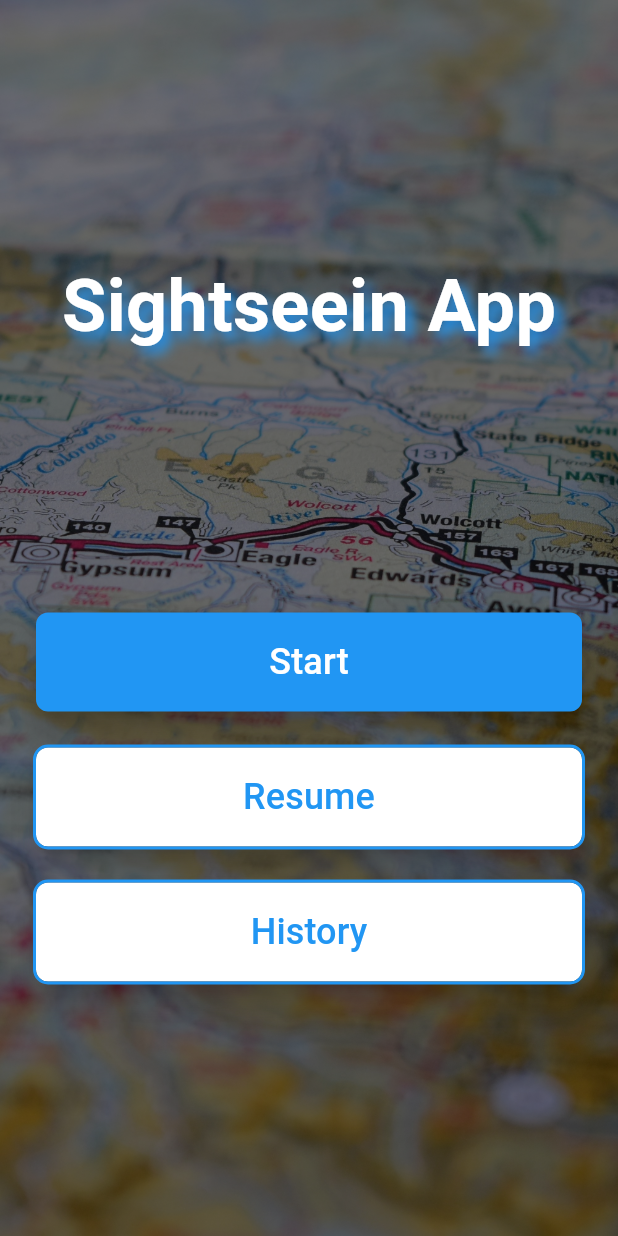
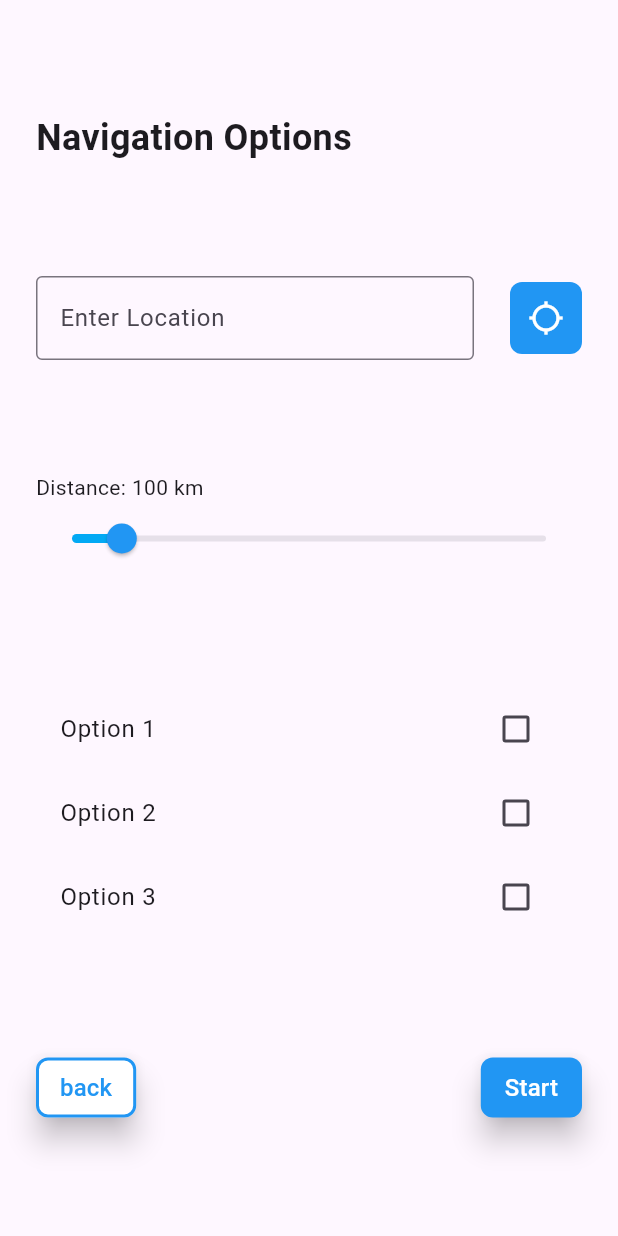
Before and after one commit to FelixAlexK/Sightseeing-App, a Flutter app: the screen it shows after launch, after a tap on "Start", on a phone screen of 412 x 824 dp. Run offline on Flutter 3.47's test engine with Material 3 defaults, Android fonts, the light colour scheme and no system bars; our stand-ins replace flutter_compass, geocoding, geolocator, permission_handler.

Commit message:
Feature/options page (#7)
* feat: add options page for navigation settings

* feat: update main app structure and enhance start page layout

* feat: refactor start page layout and integrate options navigation

* refactor: remove unused import from start page

* feat: enhance options page with location permission handling and address formatting

```diff
--- a/sightseeing_app/lib/main.dart
+++ b/sightseeing_app/lib/main.dart
@@ -2,4 +2,7 @@ import 'package:flutter/material.dart';
 
 import 'pages/start_page.dart';
 
-void main() => runApp(StartPage());
+void main() => runApp(MaterialApp(
+      title: 'Sighseeing App',
+      home: StartPage(),
+    ));
--- /dev/null
+++ b/sightseeing_app/lib/pages/options_page.dart
@@ -0,0 +1,334 @@
+import 'dart:async';
+
+import 'package:flutter/material.dart';
+import 'package:geolocator/geolocator.dart';
+import 'package:sightseeing_app/pages/main_page.dart';
+import 'package:sightseeing_app/pages/start_page.dart';
+import 'package:geocoding/geocoding.dart';
+import 'package:permission_handler/permission_handler.dart';
+
+class OptionsPage extends StatefulWidget {
+  const OptionsPage({super.key});
+
+  @override
+  _OptionsPageState createState() => _OptionsPageState();
+}
+
+class _OptionsPageState extends State<OptionsPage> {
+  final TextEditingController _locationController = TextEditingController();
+  double sliderValue = 100.0;
+  bool checkbox1 = false;
+  bool checkbox2 = false;
+  bool checkbox3 = false;
+  double lat = 0.0;
+  double lng = 0.0;
+  String? _currentAddress;
+  bool _loadingAddress = false;
+
+  @override
+  void dispose() {
+    // Dispose of the controller when the widget is disposed
+    _locationController.dispose();
+    super.dispose();
+  }
+
+  Timer? _debounce;
+
+  void _onSliderChanged(double value) {
+    if (_debounce?.isActive ?? false) _debounce!.cancel();
+    _debounce = Timer(const Duration(milliseconds: 300), () {
+      setState(() {
+        sliderValue = value.roundToDouble();
+      });
+    });
+  }
+
+  String _formatAddress(Placemark place) {
+    final locality = place.locality?.isNotEmpty == true
+        ? place.locality
+        : place.subLocality ?? 'Unknown locality';
+    return '${place.street ?? 'Unknown street'}, $locality, ${place.country ?? 'Unknown country'}';
+  }
+
+  Future<void> _updateCurrentLocationAndAddress() async {
+    try {
+      if (_currentAddress != null && _currentAddress!.isNotEmpty) {
+        _currentAddress = '';
+        return;
+      }
+      _loadingAddress = true;
+
+      // Step 1: Request location permission
+      if (!await _requestLocationPermission()) return;
+
+      // Step 2: Fetch current location
+      final Position? position = await _fetchCurrentPosition();
+      if (position == null) return;
+
+      // Step 3: Reverse geocode to get address
+      await _fetchAddressFromCoordinates(position.latitude, position.longitude);
+    } catch (e) {
+      debugPrint("Error updating location or address: $e");
+      setState(() {
+        _currentAddress = "Error retrieving location.";
+      });
+    } finally {
+      _loadingAddress = false;
+    }
+  }
+
+  // Request location permission
+  Future<bool> _requestLocationPermission() async {
+    PermissionStatus permissionStatus = await Permission.location.request();
+    if (permissionStatus != PermissionStatus.granted) {
+      setState(() {
+        _currentAddress = "Location permission denied.";
+      });
+      _loadingAddress = false;
+      return false;
+    }
+    return true;
+  }
+
+  // Fetch the current position
+  Future<Position?> _fetchCurrentPosition() async {
+    try {
+      final Position position = await Geolocator.getCurrentPosition(
+        locationSettings:
+            LocationSettings(accuracy: LocationAccuracy.bestForNavigation),
+      ).timeout(const Duration(seconds: 10), onTimeout: () {
+        throw TimeoutException('Fetching location timed out.');
+      });
+      setState(() {
+        lat = position.latitude;
+        lng = position.longitude;
+      });
+      return position;
+    } catch (e) {
+      debugPrint('Error fetching location: $e');
+      setState(() {
+        _currentAddress = "Error: Location retrieval failed.";
+      });
+      return null;
+    }
+  }
+
+  // Reverse geocode to fetch address
+  Future<void> _fetchAddressFromCoordinates(
+      double latitude, double longitude) async {
+    try {
+      final List<Placemark> placemarks = await placemarkFromCoordinates(
+        latitude,
+        longitude,
+      ).timeout(const Duration(seconds: 5), onTimeout: () {
+        throw TimeoutException('Reverse geocoding timed out.');
+      });
+
+      if (placemarks.isNotEmpty) {
+        final Placemark place = placemarks[0];
+        setState(() {
+          _currentAddress =
+              _formatAddress(place); // Format the address for display
+        });
+      } else {
+        setState(() {
+          _currentAddress = "Address not found.";
+        });
+      }
+    } catch (e) {
+      debugPrint('Error fetching address: $e');
+      setState(() {
+        _currentAddress = "Error: Address retrieval failed.";
+      });
+    }
+  }
+
+  @override
+  Widget build(BuildContext context) {
+    return Scaffold(
+      body: Padding(
+        padding: const EdgeInsets.symmetric(horizontal: 24),
+        child: Column(
+          mainAxisAlignment: MainAxisAlignment.spaceEvenly,
+          children: [
+            Row(
+              children: [
+                Text(
+                  'Navigation Options',
+                  style: TextStyle(fontSize: 24, fontWeight: FontWeight.bold),
+                )
+              ],
+            ),
+            Row(
+              mainAxisAlignment: MainAxisAlignment.spaceBetween,
+              children: [
+                Expanded(
+                  child: TextField(
+                    // Bind controller
+                    controller: _locationController,
+                    keyboardType: TextInputType.text,
+                    textInputAction: TextInputAction.done,
+                    decoration: const InputDecoration(
+                      labelText: 'Enter Location',
+                      border: OutlineInputBorder(),
+                      focusedBorder: OutlineInputBorder(
+                          borderSide: BorderSide(color: Colors.blue)),
+                    ),
+                  ),
+                ),
+                SizedBox(
+                  width: 24,
+                ),
+                IconButton(
+                  style: IconButton.styleFrom(
+                    backgroundColor:
+                        _loadingAddress ? Colors.grey : Colors.blue,
+                    elevation: 8,
+                    padding: EdgeInsets.all(12),
+                    shape: RoundedRectangleBorder(
+                      borderRadius: BorderRadius.circular(8),
+                    ),
+                    disabledBackgroundColor: Colors.grey,
+                  ),
+                  onPressed: _loadingAddress
+                      ? null // Disable the button while loading
+                      : () async {
+                          FocusScope.of(context).unfocus();
+                          setState(() {
+                            _loadingAddress = true;
+                          });
+                          await _updateCurrentLocationAndAddress();
+                          setState(() {
+                            _locationController.text =
+                                _currentAddress ?? 'Unable to fetch address';
+                          });
+                        },
+                  icon: _loadingAddress
+                      ? SizedBox(
+                          width: 24,
+                          height: 24,
+                          child: CircularProgressIndicator(
+                            color: Colors.white,
+                            strokeWidth: 2,
+                          ),
+                        )
+                      : _currentAddress?.isNotEmpty == true
+                          ? Icon(
+                              Icons.my_location_outlined,
+                              color: Colors.white,
+                            )
+                          : Icon(
+                              Icons.location_searching,
+                              color: Colors.white,
+                            ),
+                ),
+              ],
+            ),
+            Column(
+              children: [
+                Row(
+                  mainAxisAlignment: MainAxisAlignment.start,
+                  children: [
+                    Text('Distance: ${sliderValue.round()} km'),
+                  ],
+                ),
+                Slider(
+                    value: sliderValue,
+                    label: '${sliderValue.round().toString()} km',
+                    min: 0,
+                    max: 1000,
+                    divisions: 200,
+                    thumbColor: Colors.blue,
+                    activeColor: Colors.lightBlue,
+                    onChanged: _onSliderChanged)
+              ],
+            ),
+            Column(
+              children: [
+                CheckboxListTile(
+                  title: const Text('Option 1'),
+                  value: checkbox1,
+                  onChanged: (value) {
+                    setState(() {
+                      checkbox1 = value!;
+                    });
+                  },
+                  checkColor: Colors.white,
+                  activeColor: Colors.blue,
+                ),
+                CheckboxListTile(
+                  title: const Text('Option 2'),
+                  value: checkbox2,
+                  onChanged: (value) {
+                    setState(() {
+                      checkbox2 = value!;
+                    });
+                  },
+                  checkColor: Colors.white,
+                  activeColor: Colors.blue,
+                ),
+                CheckboxListTile(
+                  title: const Text('Option 3'),
+                  value: checkbox3,
+                  onChanged: (value) {
+                    setState(() {
+                      checkbox3 = value!;
+                    });
+                  },
+                  checkColor: Colors.white,
+                  activeColor: Colors.blue,
+                ),
+              ],
+            ),
+            Row(
+              mainAxisAlignment: MainAxisAlignment.spaceBetween,
+              children: [
+                ElevatedButton(
+                    onPressed: () => Navigator.push(context,
+                        MaterialPageRoute(builder: (context) => StartPage())),
+                    style: TextButton.styleFrom(
+                      backgroundColor: Colors.white,
+                      side: BorderSide(
+                          color: Colors.blue,
+                          width: 2,
+                          strokeAlign: BorderSide.strokeAlignInside),
+                      elevation: 8,
+                      padding:
+                          EdgeInsets.symmetric(horizontal: 16, vertical: 8),
+                      shape: RoundedRectangleBorder(
+                        borderRadius: BorderRadius.circular(8),
+                      ),
+                      disabledBackgroundColor: Colors.grey,
+                    ),
+                    child: Text(
+                      'back',
+                      style: TextStyle(color: Colors.blue, fontSize: 16),
+                    )),
+                ElevatedButton(
+                    onPressed: () => {
+                          Navigator.push(
+                              context,
+                              MaterialPageRoute(
+                                  builder: (context) => MainPage()))
+                        },
+                    style: TextButton.styleFrom(
+                      backgroundColor: Colors.blue,
+                      elevation: 8,
+                      padding:
+                          EdgeInsets.symmetric(vertical: 8, horizontal: 16),
+                      shape: RoundedRectangleBorder(
+                          borderRadius: BorderRadius.circular(8)),
+                      disabledBackgroundColor: Colors.grey,
+                    ),
+                    child: Text(
+                      'Start',
+                      style: TextStyle(color: Colors.white, fontSize: 16),
+                    ))
+              ],
+            )
+          ],
+        ),
+      ),
+    );
+  }
+}
--- a/sightseeing_app/lib/pages/start_page.dart
+++ b/sightseeing_app/lib/pages/start_page.dart
@@ -1,6 +1,6 @@
-import 'dart:ui';
 
 import 'package:flutter/material.dart';
+import 'package:sightseeing_app/pages/options_page.dart';
 
 class StartPage extends StatelessWidget {
   const StartPage({super.key});
@@ -8,9 +8,7 @@ class StartPage extends StatelessWidget {
   @override
   Widget build(BuildContext context) {
     precacheImage(const AssetImage('assets/map.jpg'), context);
-    return MaterialApp(
-      title: 'Sightseeing App',
-      home: Scaffold(
+    return Scaffold(
       body: Container(
         decoration: BoxDecoration(
             image: DecorationImage(
@@ -26,7 +24,7 @@ class StartPage extends StatelessWidget {
               mainAxisAlignment: MainAxisAlignment.center,
               children: [
                 Text(
-                    'Sightseein App',
+                  'Sightseeing App',
                   style: TextStyle(
                       fontSize: 48,
                       fontWeight: FontWeight.bold,
@@ -53,12 +51,18 @@ class StartPage extends StatelessWidget {
                     children: [
                       Expanded(
                           child: ElevatedButton(
-                                onPressed: () => print('Start'),
+                              onPressed: () => {
+                                    Navigator.push(
+                                        context,
+                                        MaterialPageRoute(
+                                            builder: (context) =>
+                                                OptionsPage()))
+                                  },
                               style: TextButton.styleFrom(
                                 backgroundColor: Colors.blue,
                                 elevation: 8,
-                                  padding: EdgeInsetsDirectional.fromSTEB(
-                                      0, 16, 0, 16),
+                                padding: EdgeInsetsDirectional.symmetric(
+                                    vertical: 8),
                                 shape: RoundedRectangleBorder(
                                     borderRadius: BorderRadius.circular(8)),
                                 disabledBackgroundColor: Colors.grey,
@@ -84,10 +88,10 @@ class StartPage extends StatelessWidget {
                               side: BorderSide(
                                   color: Colors.blue,
                                   width: 2,
-                                    strokeAlign: BorderSide.strokeAlignOutside),
+                                  strokeAlign: BorderSide.strokeAlignInside),
                               elevation: 8,
-                                padding: EdgeInsetsDirectional.fromSTEB(
-                                    0, 16, 0, 16),
+                              padding:
+                                  EdgeInsetsDirectional.symmetric(vertical: 8),
                               shape: RoundedRectangleBorder(
                                   borderRadius: BorderRadius.circular(8)),
                               disabledBackgroundColor: Colors.grey,
@@ -112,11 +116,10 @@ class StartPage extends StatelessWidget {
                                 side: BorderSide(
                                     color: Colors.blue,
                                     width: 2,
-                                      strokeAlign:
-                                          BorderSide.strokeAlignOutside),
+                                    strokeAlign: BorderSide.strokeAlignInside),
                                 elevation: 8,
-                                  padding: EdgeInsetsDirectional.fromSTEB(
-                                      0, 16, 0, 16),
+                                padding: EdgeInsetsDirectional.symmetric(
+                                    vertical: 8),
                                 shape: RoundedRectangleBorder(
                                   borderRadius: BorderRadius.circular(8),
                                 ),
@@ -124,8 +127,8 @@ class StartPage extends StatelessWidget {
                               ),
                               child: Text(
                                 'History',
-                                  style: TextStyle(
-                                      color: Colors.blue, fontSize: 24),
+                                style:
+                                    TextStyle(color: Colors.blue, fontSize: 24),
                               )))
                     ],
                   ),
@@ -135,7 +138,6 @@ class StartPage extends StatelessWidget {
           ],
         ),
       ),
-      ),
     );
   }
 }
--- a/sightseeing_app/pubspec.yaml
+++ b/sightseeing_app/pubspec.yaml
@@ -10,6 +10,7 @@ dependencies:
   flutter:
     sdk: flutter
   flutter_compass: ^0.8.1
+  geocoding: ^3.0.0
   geolocator: ^13.0.2
   permission_handler: ^11.3.1
 
```
Also changed, not shown: sightseeing_app/pubspec.lock. Lines whose indentation alone changed are shown as unchanged.
